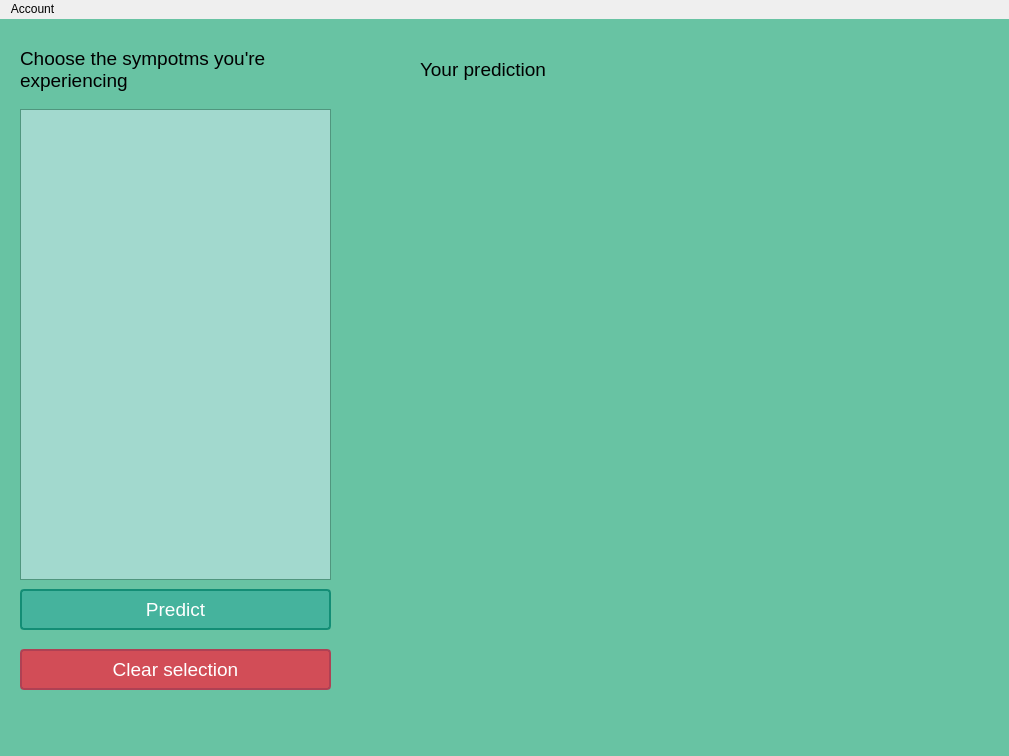
First picture: the form in ui/main_window.ui, repository Maximusrain/se_project_23-24, before the edit.
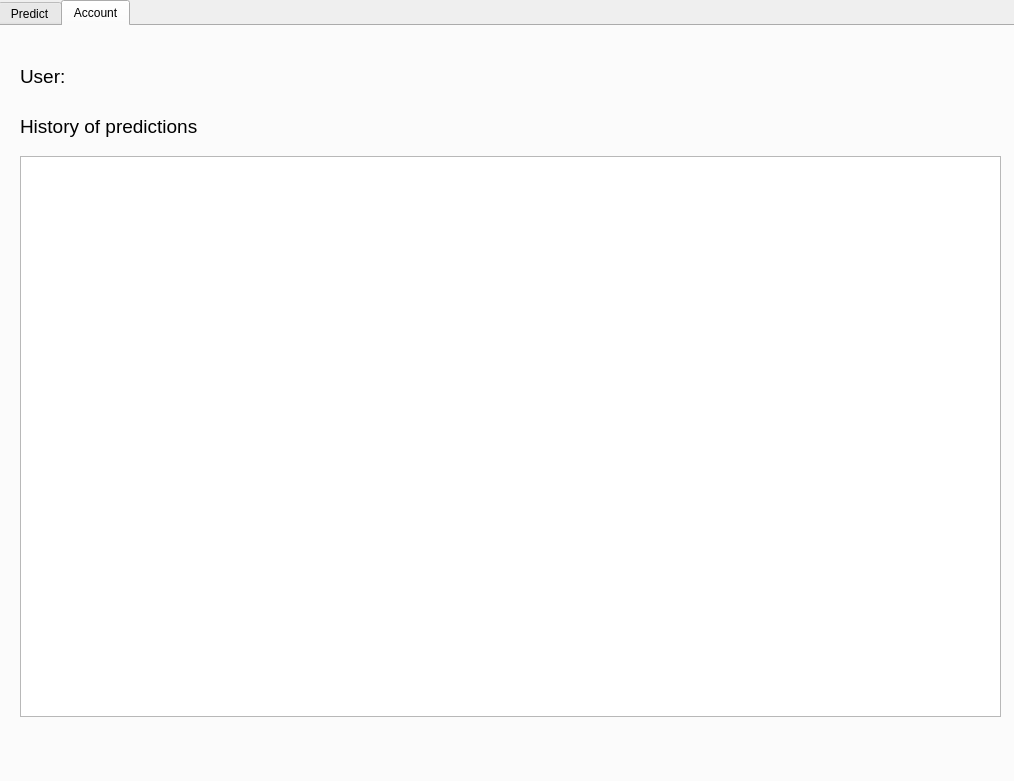
Second picture: the form after the edit. The open tabs and pages were chosen to show the change.

Commit message: Added functionality to save prediction results to the database and display it in the account tab.

Patch:
```diff
--- a/ui/main_window.ui
+++ b/ui/main_window.ui
@@ -6,8 +6,8 @@
    <rect>
     <x>0</x>
     <y>0</y>
-    <width>1009</width>
-    <height>756</height>
+    <width>1014</width>
+    <height>781</height>
    </rect>
   </property>
   <property name="windowTitle">
@@ -18,13 +18,44 @@
   </property>
   <widget class="QWidget" name="centralwidget">
    <property name="styleSheet">
-    <string notr="true">background-color: #68c3a3</string>
+    <string notr="true"/>
    </property>
+   <widget class="QTabWidget" name="tabWidget">
+    <property name="geometry">
+     <rect>
+      <x>-2</x>
+      <y>0</y>
+      <width>1021</width>
+      <height>811</height>
+     </rect>
+    </property>
+    <property name="autoFillBackground">
+     <bool>false</bool>
+    </property>
+    <property name="styleSheet">
+     <string notr="true">font-size: 12pt; /* Font size */
+font-family: &quot;Century Gothic&quot;;
+pane { border: 0; }</string>
+    </property>
+    <property name="tabShape">
+     <enum>QTabWidget::Rounded</enum>
+    </property>
+    <property name="currentIndex">
+     <number>0</number>
+    </property>
+    <widget class="QWidget" name="predict_tab">
+     <property name="styleSheet">
+      <string notr="true">background-color: #68c3a3;
+pane { border: 0; }</string>
+     </property>
+     <attribute name="title">
+      <string>Predict</string>
+     </attribute>
    <widget class="QLabel" name="label">
     <property name="geometry">
      <rect>
       <x>20</x>
-      <y>20</y>
+        <y>10</y>
       <width>311</width>
       <height>61</height>
      </rect>
@@ -48,15 +79,16 @@
     <property name="geometry">
      <rect>
       <x>20</x>
-      <y>90</y>
+        <y>70</y>
       <width>311</width>
-      <height>471</height>
+        <height>491</height>
      </rect>
     </property>
     <property name="styleSheet">
      <string notr="true">QScrollArea {
     font-size: 11pt;
 	font-family: &quot;Century Gothic&quot;;
+	pane { border: 0; }
 }
 </string>
     </property>
@@ -69,7 +101,7 @@
        <x>0</x>
        <y>0</y>
        <width>309</width>
-       <height>469</height>
+         <height>489</height>
       </rect>
      </property>
      <property name="styleSheet">
@@ -110,49 +142,11 @@
      <string>Predict</string>
     </property>
    </widget>
-   <widget class="QTextBrowser" name="textBrowser">
-    <property name="geometry">
-     <rect>
-      <x>420</x>
-      <y>90</y>
-      <width>521</width>
-      <height>471</height>
-     </rect>
-    </property>
-    <property name="styleSheet">
-     <string notr="true">background-color: transparent;
-font: 14pt &quot;Century Gothic&quot;;</string>
-    </property>
-   </widget>
-   <widget class="QLabel" name="label_2">
-    <property name="geometry">
-     <rect>
-      <x>420</x>
-      <y>20</y>
-      <width>311</width>
-      <height>61</height>
-     </rect>
-    </property>
-    <property name="styleSheet">
-     <string notr="true">QLabel {
-    font-size: 14pt; /* Font size */
-	font-family: &quot;Century Gothic&quot;;
-	background-color: none;
-}
-</string>
-    </property>
-    <property name="text">
-     <string>Your prediction</string>
-    </property>
-    <property name="wordWrap">
-     <bool>true</bool>
-    </property>
-   </widget>
    <widget class="QPushButton" name="pushButton_2">
     <property name="geometry">
      <rect>
       <x>20</x>
-      <y>630</y>
+        <y>640</y>
       <width>311</width>
       <height>41</height>
      </rect>
@@ -181,25 +175,131 @@
      <string>Clear selection</string>
     </property>
    </widget>
-  </widget>
-  <widget class="QMenuBar" name="menubar">
+     <widget class="QLabel" name="label_2">
+      <property name="geometry">
+       <rect>
+        <x>410</x>
+        <y>10</y>
+        <width>321</width>
+        <height>51</height>
+       </rect>
+      </property>
+      <property name="styleSheet">
+       <string notr="true">QLabel {
+    font-size: 14pt; /* Font size */
+	font-family: &quot;Century Gothic&quot;;
+	background-color: none;
+}
+</string>
+      </property>
+      <property name="text">
+       <string>Your prediction</string>
+      </property>
+      <property name="wordWrap">
+       <bool>true</bool>
+      </property>
+     </widget>
+     <widget class="QTextBrowser" name="textBrowser">
    <property name="geometry">
     <rect>
-     <x>0</x>
-     <y>0</y>
-     <width>1009</width>
-     <height>22</height>
-    </rect>
-   </property>
+        <x>410</x>
+        <y>70</y>
+        <width>561</width>
+        <height>491</height>
+       </rect>
+      </property>
+      <property name="autoFillBackground">
+       <bool>false</bool>
+      </property>
    <property name="styleSheet">
-    <string notr="true">background-color: transparent</string>
-   </property>
-   <widget class="QMenu" name="menuAccount">
-    <property name="title">
+       <string notr="true">background-color: transparent;
+font: 14pt &quot;Century Gothic&quot;;</string>
+      </property>
+     </widget>
+    </widget>
+    <widget class="QWidget" name="account_tab">
+     <property name="styleSheet">
+      <string notr="true">background-color: #68c3a3;
+pane { border: 0; }</string>
+     </property>
+     <attribute name="title">
      <string>Account</string>
-    </property>
-   </widget>
-   <addaction name="menuAccount"/>
+     </attribute>
+     <widget class="QLabel" name="label_3">
+      <property name="geometry">
+       <rect>
+        <x>20</x>
+        <y>30</y>
+        <width>51</width>
+        <height>41</height>
+       </rect>
+      </property>
+      <property name="styleSheet">
+       <string notr="true">QLabel {
+    font-size: 14pt; /* Font size */
+	font-family: &quot;Century Gothic&quot;;
+    background-color: none;
+}
+</string>
+      </property>
+      <property name="text">
+       <string>User:</string>
+      </property>
+     </widget>
+     <widget class="QLabel" name="user_name_label">
+      <property name="geometry">
+       <rect>
+        <x>70</x>
+        <y>30</y>
+        <width>381</width>
+        <height>41</height>
+       </rect>
+      </property>
+      <property name="styleSheet">
+       <string notr="true">QLabel {
+    font-size: 14pt; /* Font size */
+	font-family: &quot;Century Gothic&quot;;
+    background-color: none;
+}
+</string>
+      </property>
+      <property name="text">
+       <string/>
+      </property>
+     </widget>
+     <widget class="QListWidget" name="listWidget">
+      <property name="geometry">
+       <rect>
+        <x>20</x>
+        <y>130</y>
+        <width>981</width>
+        <height>561</height>
+       </rect>
+      </property>
+     </widget>
+     <widget class="QLabel" name="label_4">
+      <property name="geometry">
+       <rect>
+        <x>20</x>
+        <y>80</y>
+        <width>231</width>
+        <height>41</height>
+       </rect>
+      </property>
+      <property name="styleSheet">
+       <string notr="true">QLabel {
+    font-size: 14pt; /* Font size */
+	font-family: &quot;Century Gothic&quot;;
+    background-color: none;
+}
+</string>
+      </property>
+      <property name="text">
+       <string>History of predictions</string>
+      </property>
+     </widget>
+    </widget>
+   </widget>
   </widget>
  </widget>
  <resources/>
```
Left out of the diff: 2 changed lines with no effect on the pictures. Lines whose indentation alone changed are shown as unchanged. The commit also changes 4 other files.
